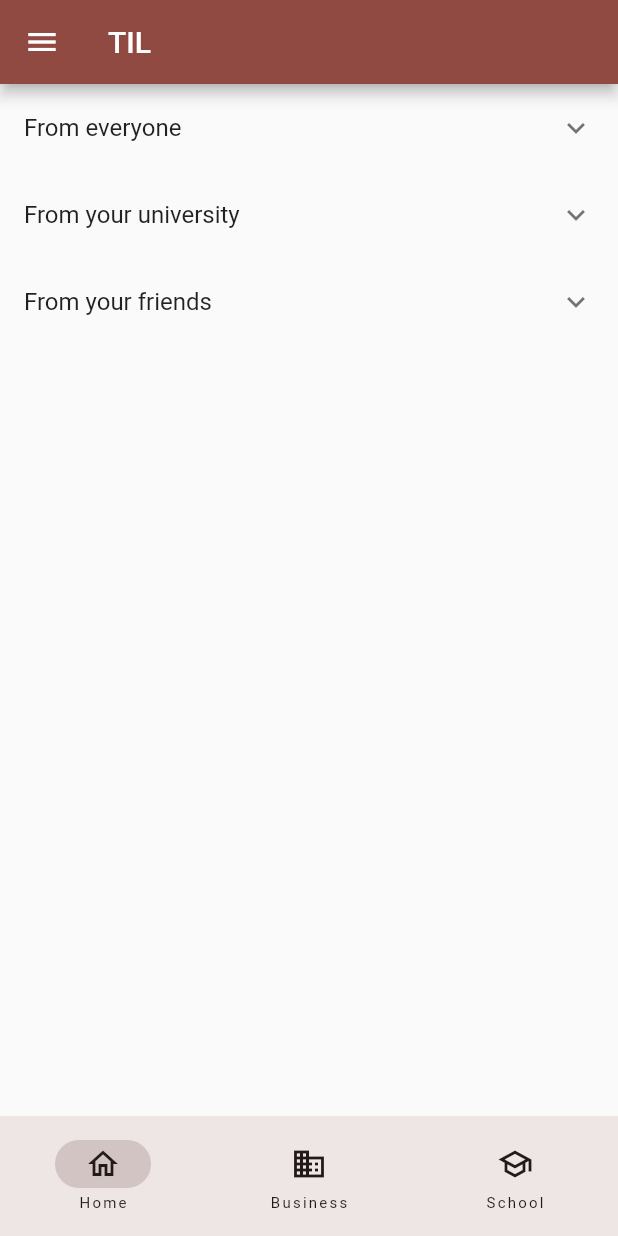
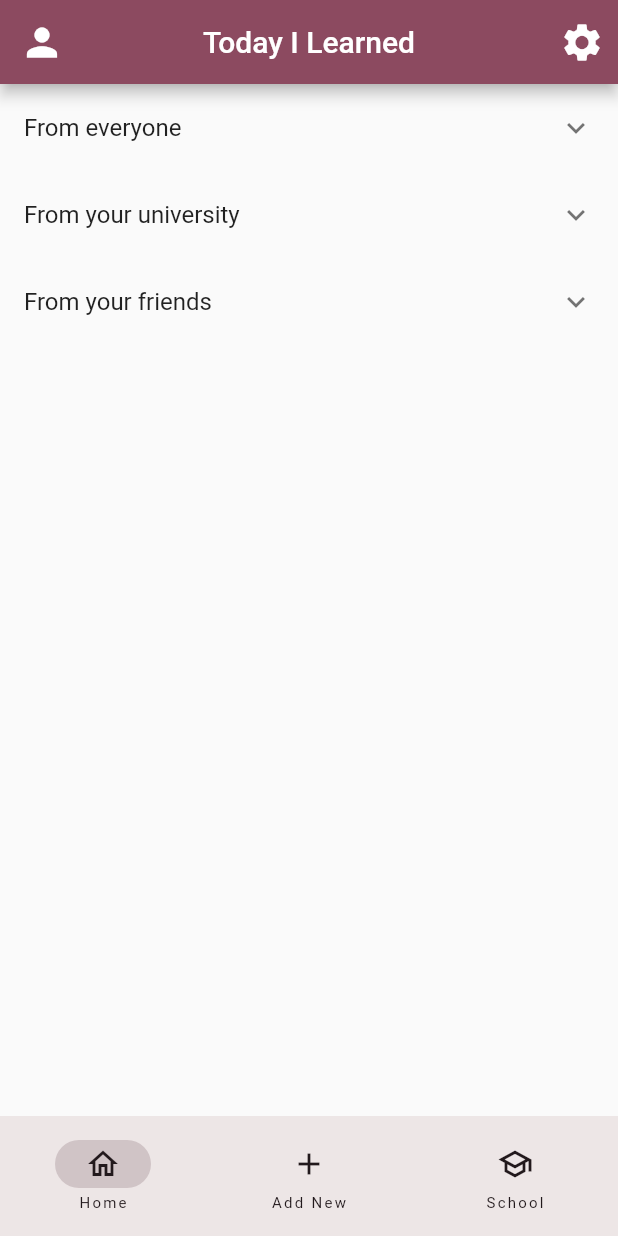
Before and after one commit to cow466/til, a Flutter app: the screen it shows after launch, on a phone screen of 412 x 824 dp. Run offline on Flutter 3.47's test engine with Material 2 defaults, Android fonts, the light colour scheme and no system bars; our stand-ins replace flutter_markdown, google_fonts.

Commit message:
make top and bottom bar

```diff
--- a/til/lib/components/my_app_bar.dart
+++ /dev/null
@@ -1,8 +0,0 @@
-import 'package:flutter/material.dart';
-
-class MyAppBar extends AppBar {
-  MyAppBar({
-    super.key,
-    super.title,
-  }) : super();
-}
--- a/til/lib/components/my_bottom_navigation_bar.dart
+++ /dev/null
@@ -1,21 +0,0 @@
-import 'package:flutter/material.dart';
-
-class MyBottomNavigationBar extends NavigationBar {
-  MyBottomNavigationBar({super.key})
-      : super(
-          destinations: const <Widget>[
-            NavigationDestination(
-              icon: Icon(Icons.home_outlined),
-              label: 'Home',
-            ),
-            NavigationDestination(
-              icon: Icon(Icons.business),
-              label: 'Business',
-            ),
-            NavigationDestination(
-              icon: Icon(Icons.school_outlined),
-              label: 'School',
-            ),
-          ],
-        );
-}
--- a/til/lib/main.dart
+++ b/til/lib/main.dart
@@ -1,5 +1,5 @@
 import 'package:flutter/material.dart';
-import 'package:til/app.dart';
+import 'package:til/views/app.dart';
 import 'package:til/settings/settings_controller.dart';
 import 'package:til/settings/settings_service.dart';
 
--- a/til/lib/pages/home/home_view.dart
+++ /dev/null
@@ -1,62 +0,0 @@
-import 'package:flutter/material.dart';
-import 'dart:developer' as developer;
-
-import 'package:til/pages/layouts/main_layout/main_page_layout.dart';
-
-class HomeView extends StatefulWidget {
-  const HomeView({super.key});
-
-  static const routeName = '/home';
-
-  @override
-  State<HomeView> createState() => _HomeViewState();
-}
-
-class _HomeViewState extends State<HomeView> {
-  // https://stackoverflow.com/questions/72315755/close-an-expansiontile-when-another-expansiontile-is-tapped
-  int selectedTile = -1;
-  int sectionCount = 3;
-
-  Widget createSectionBody(int index) {
-    return switch (index) {
-      0 => Text('From everyone'),
-      1 => Text('From your university'),
-      2 => Text('From your friends'),
-      _ => throw IndexError.withLength(index, sectionCount,
-          message: 'Received an index outside defined sections.'),
-    };
-  }
-
-  @override
-  Widget build(BuildContext context) {
-    return MainPageLayout(
-        title: const Text(
-          "TIL",
-          textAlign: TextAlign.center,
-        ),
-        body: ListView.builder(
-          key: Key(selectedTile.toString()),
-          itemCount: sectionCount,
-          itemBuilder: (context, index) {
-            return ExpansionTile(
-              initiallyExpanded: index == selectedTile,
-              title: Text(switch (index) {
-                0 => 'From everyone',
-                1 => 'From your university',
-                2 => 'From your friends',
-                _ => throw IndexError.withLength(index, sectionCount,
-                    message: 'Received an index outside defined sections.'),
-              }),
-              onExpansionChanged: (expanded) {
-                setState(() {
-                  selectedTile = expanded ? index : -1;
-                });
-              },
-              children: [
-                createSectionBody(index),
-              ],
-            );
-          },
-        ));
-  }
-}
--- a/til/lib/pages/layouts/main_layout/main_page_layout.dart
+++ /dev/null
@@ -1,33 +0,0 @@
-import 'package:flutter/material.dart';
-import 'package:til/components/drawer_view.dart';
-import 'package:til/components/my_app_bar.dart';
-import 'package:til/components/my_bottom_navigation_bar.dart';
-
-class MainPageLayout extends StatefulWidget {
-  const MainPageLayout({
-    super.key,
-    required this.title,
-    required this.body,
-  });
-
-  final Widget title;
-  final Widget body;
-
-  @override
-  State<MainPageLayout> createState() => _MainPageLayoutState();
-}
-
-class _MainPageLayoutState extends State<MainPageLayout> {
-  int _selectedIndex = 0;
-
-  @override
-  Widget build(BuildContext context) {
-    return Scaffold(
-      drawer: const DrawerView(),
-      appBar: MyAppBar(title: widget.title),
-      // https://api.flutter.dev/flutter/material/NavigationBar-class.html
-      bottomNavigationBar: MyBottomNavigationBar(),
-      body: widget.body,
-    );
-  }
-}
--- a/til/lib/pages/page_not_found/page_not_found_view.dart
+++ /dev/null
@@ -1,19 +0,0 @@
-import '../mockup_markdown/mockup_markdown_view.dart';
-
-const bugHandlerEmail = 'cow@hawaii.edu';
-
-const pageSpecification = '''
-# Oops!
-
-How did you get here?
-
-[Submit a bug ticket](mailto:cow@hawaii.edu)
-''';
-
-class PageNotFoundView extends MockupMarkdownView {
-  const PageNotFoundView({super.key})
-      : super(
-          title: "Page Not Found",
-          data: pageSpecification,
-        );
-}
--- /dev/null
+++ b/til/lib/views/layouts/main_layout/main_page_layout.dart
@@ -0,0 +1,84 @@
+import 'package:flutter/material.dart';
+import 'package:til/views/components/drawer_view.dart';
+import 'package:til/views/pages/home/home_view.dart';
+import 'package:til/views/pages/new_post/new_post_view.dart';
+import 'package:til/views/pages/page_not_found/page_not_found_view.dart';
+
+class MainPageLayout extends StatefulWidget {
+  const MainPageLayout({
+    super.key,
+    required this.body,
+  });
+
+  final Widget body;
+
+  @override
+  State<MainPageLayout> createState() => _MainPageLayoutState();
+}
+
+class _MainPageLayoutState extends State<MainPageLayout> {
+  int currentPageIndex = 0;
+
+  @override
+  Widget build(BuildContext context) {
+    return Scaffold(
+      drawer: const DrawerView(),
+      appBar: AppBar(
+        title: const Text("Today I Learned"),
+        centerTitle: true,
+        leading: IconButton(
+          onPressed: () {
+            setState(() {
+              currentPageIndex = 100;
+            });
+          },
+          icon: const Icon(
+            Icons.person,
+            size: 30,
+          ),
+        ),
+        actions: [
+          IconButton(
+            onPressed: () {
+              setState(() {
+                currentPageIndex = 101;
+              });
+            },
+            icon: const Icon(
+              Icons.settings,
+              size: 30,
+            ),
+          )
+        ],
+      ),
+      // https://api.flutter.dev/flutter/material/NavigationBar-class.html
+      bottomNavigationBar: NavigationBar(
+        selectedIndex: currentPageIndex,
+        onDestinationSelected: (value) {
+          setState(() {
+            currentPageIndex = value;
+          });
+        },
+        destinations: const <Widget>[
+          NavigationDestination(
+            icon: Icon(Icons.home_outlined),
+            label: 'Home',
+          ),
+          NavigationDestination(
+            icon: Icon(Icons.add_outlined),
+            label: 'Add New',
+          ),
+          NavigationDestination(
+            icon: Icon(Icons.school_outlined),
+            label: 'School',
+          ),
+        ],
+      ),
+      body: switch (currentPageIndex) {
+        0 => const HomeView(),
+        1 => const NewPostView(),
+        _ => const PageNotFoundView(),
+      },
+    );
+  }
+}
--- /dev/null
+++ b/til/lib/views/pages/home/home_view.dart
@@ -0,0 +1,55 @@
+import 'package:flutter/material.dart';
+import 'dart:developer' as developer;
+
+class HomeView extends StatefulWidget {
+  const HomeView({super.key});
+
+  static const routeName = '/home';
+
+  @override
+  State<HomeView> createState() => _HomeViewState();
+}
+
+class _HomeViewState extends State<HomeView> {
+  // https://stackoverflow.com/questions/72315755/close-an-expansiontile-when-another-expansiontile-is-tapped
+  int selectedTile = -1;
+  int sectionCount = 3;
+
+  Widget createSectionBody(int index) {
+    return switch (index) {
+      0 => Text('From everyone'),
+      1 => Text('From your university'),
+      2 => Text('From your friends'),
+      _ => throw IndexError.withLength(index, sectionCount,
+          message: 'Received an index outside defined sections.'),
+    };
+  }
+
+  @override
+  Widget build(BuildContext context) {
+    return ListView.builder(
+      key: Key(selectedTile.toString()),
+      itemCount: sectionCount,
+      itemBuilder: (context, index) {
+        return ExpansionTile(
+          initiallyExpanded: index == selectedTile,
+          title: Text(switch (index) {
+            0 => 'From everyone',
+            1 => 'From your university',
+            2 => 'From your friends',
+            _ => throw IndexError.withLength(index, sectionCount,
+                message: 'Received an index outside defined sections.'),
+          }),
+          onExpansionChanged: (expanded) {
+            setState(() {
+              selectedTile = expanded ? index : -1;
+            });
+          },
+          children: [
+            createSectionBody(index),
+          ],
+        );
+      },
+    );
+  }
+}
```
Also changed, not shown: til/lib/views/app.dart (renamed from til/lib/app.dart, +12 -9 lines), til/lib/views/pages/mockup_markdown/mockup_markdown_view.dart (renamed from til/lib/pages/mockup_markdown/mockup_markdown_view.dart, +5 -15 lines), til/lib/views/pages/new_post/new_post_view.dart (added, +24 -0 lines), til/lib/views/pages/page_not_found/page_not_found_view.dart (added, +22 -0 lines), til/lib/views/components/drawer_view.dart (renamed from til/lib/components/drawer_view.dart).
